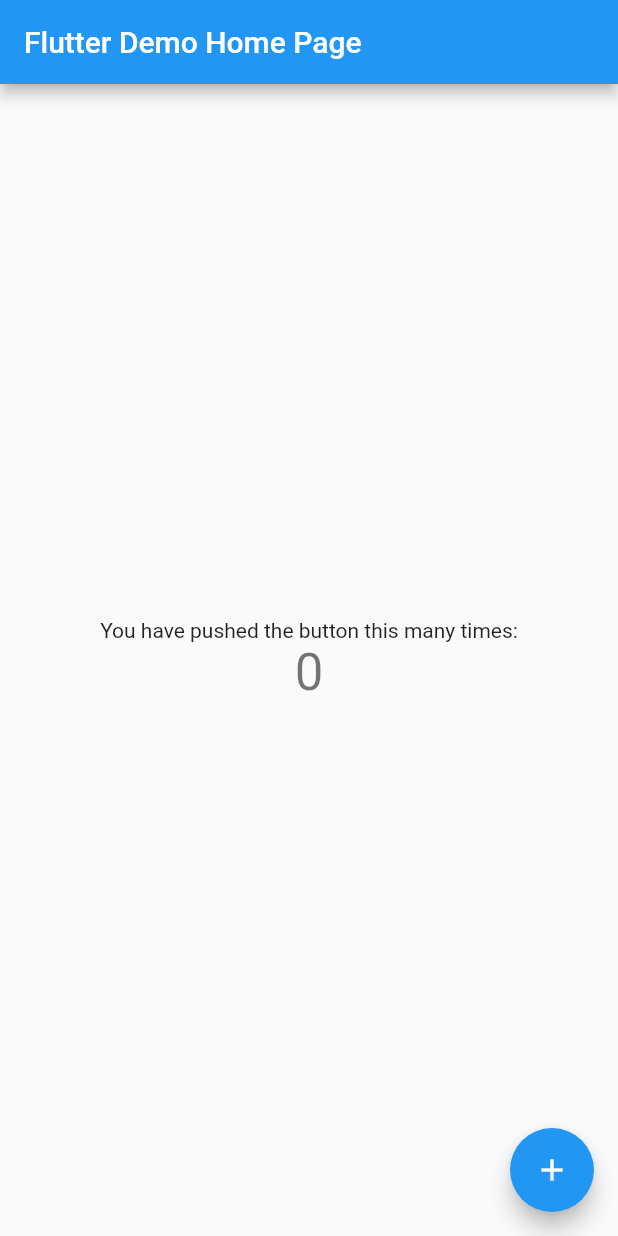
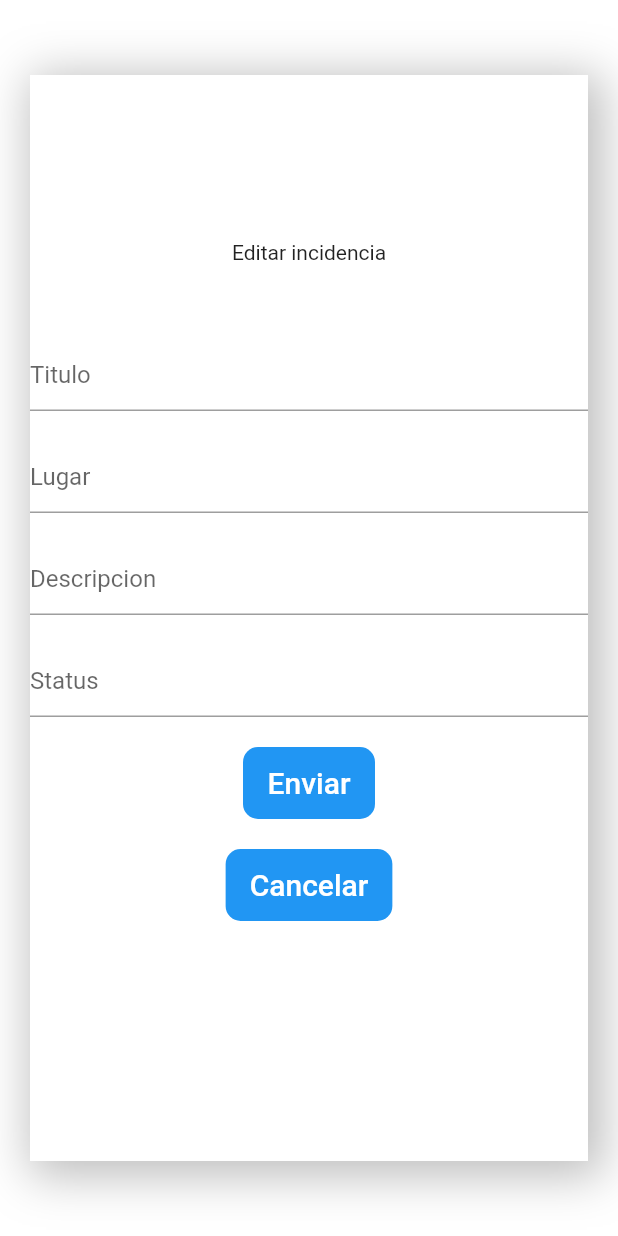
Before and after one commit to JuanJoseTJ29/TallerMovil, a Flutter app: the screen it shows after launch, on a phone screen of 412 x 824 dp. Run offline on Flutter 3.47's test engine with Material 2 defaults, Android fonts, the phone set to English and light mode, and no system bars.

Commit message:
Agregado vista de editar incidencia

```diff
--- /dev/null
+++ b/lib/login.dart
@@ -0,0 +1,117 @@
+import 'package:flutter/material.dart';
+
+class incidence extends StatefulWidget{
+  @override
+  _incidenceState createState() => _incidenceState();
+}
+
+class _incidenceState extends State<incidence>{
+  TextEditingController email = new TextEditingController();
+  TextEditingController pass = new TextEditingController();
+  @override
+  Widget build(BuildContext context) {
+    return Scaffold(
+      backgroundColor: Colors.white,
+      body: Container(
+        decoration: BoxDecoration(
+          boxShadow: [
+            BoxShadow(
+                color: Colors.black26,
+                blurRadius: 25.0,
+                spreadRadius: 5.0,
+                offset: Offset(5.0, 5.0)
+            )
+          ],
+          color: Colors.white,
+        ),
+        margin: EdgeInsets.only(top: 50, left: 20, right: 20, bottom: 50),
+        child: Center(
+          child: Column(
+            mainAxisAlignment: MainAxisAlignment.center,
+            children: [
+              Text('Editar incidencia'),
+              // Image.asset('assets/sanmarcos.png', height: 110),
+              SizedBox(height: 50),
+              CampoText1(),
+              SizedBox(height: 20),
+              CampoText2(),
+              SizedBox(height: 20),
+              CampoText3(),
+              SizedBox(height: 20),
+              CampoText4(),
+              Container(
+                margin: EdgeInsets.only(top: 20),
+                decoration: BoxDecoration(
+                    color: Colors.blue,
+                    borderRadius: BorderRadius.circular(10)
+                ),
+                child: boton()
+              ),
+              Container(
+                  margin: EdgeInsets.only(top: 20),
+                  decoration: BoxDecoration(
+                      color: Colors.blue,
+                      borderRadius: BorderRadius.circular(10)
+                  ),
+                  child: boton2()
+              ),
+              SizedBox(height: 50,),
+              // Text('Crea una cuenta')
+            ],
+          ),
+        ),
+      ),
+    );
+  }
+  Widget CampoText1(){
+    return TextField(
+      controller: email,
+      decoration: InputDecoration(
+          hintText: 'Titulo'
+      ),
+    );
+  }
+  Widget CampoText2(){
+    return TextField(
+      obscureText: true,
+      controller: pass,
+      decoration: InputDecoration(
+          hintText: 'Lugar'
+      ),
+    );
+  }
+  Widget CampoText3(){
+    return TextField(
+      obscureText: true,
+      controller: pass,
+      decoration: InputDecoration(
+          hintText: 'Descripcion'
+      ),
+    );
+  }
+  Widget CampoText4(){
+    return TextField(
+      obscureText: true,
+      controller: pass,
+      decoration: InputDecoration(
+          hintText: 'Status'
+      ),
+    );
+  }
+  Widget boton() {
+    return FlatButton(
+      child: Text('Enviar', style: TextStyle(color: Colors.white, fontSize: 20)),
+      onPressed: (){
+
+      },
+  );
+}
+  Widget boton2() {
+    return FlatButton(
+      child: Text('Cancelar', style: TextStyle(color: Colors.white, fontSize: 20)),
+      onPressed: (){
+
+      },
+    );
+  }
+}
--- a/lib/main.dart
+++ b/lib/main.dart
@@ -1,4 +1,6 @@
 import 'package:flutter/material.dart';
+import 'package:proyectomovil/login.dart';
+
 
 void main() {
   runApp(const MyApp());
@@ -13,103 +15,9 @@
     return MaterialApp(
       title: 'Flutter Demo',
       theme: ThemeData(
-        // This is the theme of your application.
-        //
-        // Try running your application with "flutter run". You'll see the
-        // application has a blue toolbar. Then, without quitting the app, try
-        // changing the primarySwatch below to Colors.green and then invoke
-        // "hot reload" (press "r" in the console where you ran "flutter run",
-        // or simply save your changes to "hot reload" in a Flutter IDE).
-        // Notice that the counter didn't reset back to zero; the application
-        // is not restarted.
         primarySwatch: Colors.blue,
       ),
-      home: const MyHomePage(title: 'Flutter Demo Home Page'),
+      home: incidence()
     );
   }
 }
-
-class MyHomePage extends StatefulWidget {
-  const MyHomePage({Key? key, required this.title}) : super(key: key);
-
-  // This widget is the home page of your application. It is stateful, meaning
-  // that it has a State object (defined below) that contains fields that affect
-  // how it looks.
-
-  // This class is the configuration for the state. It holds the values (in this
-  // case the title) provided by the parent (in this case the App widget) and
-  // used by the build method of the State. Fields in a Widget subclass are
-  // always marked "final".
-
-  final String title;
-
-  @override
-  State<MyHomePage> createState() => _MyHomePageState();
-}
-
-class _MyHomePageState extends State<MyHomePage> {
-  int _counter = 0;
-
-  void _incrementCounter() {
-    setState(() {
-      // This call to setState tells the Flutter framework that something has
-      // changed in this State, which causes it to rerun the build method below
-      // so that the display can reflect the updated values. If we changed
-      // _counter without calling setState(), then the build method would not be
-      // called again, and so nothing would appear to happen.
-      _counter++;
-    });
-  }
-
-  @override
-  Widget build(BuildContext context) {
-    // This method is rerun every time setState is called, for instance as done
-    // by the _incrementCounter method above.
-    //
-    // The Flutter framework has been optimized to make rerunning build methods
-    // fast, so that you can just rebuild anything that needs updating rather
-    // than having to individually change instances of widgets.
-    return Scaffold(
-      appBar: AppBar(
-        // Here we take the value from the MyHomePage object that was created by
-        // the App.build method, and use it to set our appbar title.
-        title: Text(widget.title),
-      ),
-      body: Center(
-        // Center is a layout widget. It takes a single child and positions it
-        // in the middle of the parent.
-        child: Column(
-          // Column is also a layout widget. It takes a list of children and
-          // arranges them vertically. By default, it sizes itself to fit its
-          // children horizontally, and tries to be as tall as its parent.
-          //
-          // Invoke "debug painting" (press "p" in the console, choose the
-          // "Toggle Debug Paint" action from the Flutter Inspector in Android
-          // Studio, or the "Toggle Debug Paint" command in Visual Studio Code)
-          // to see the wireframe for each widget.
-          //
-          // Column has various properties to control how it sizes itself and
-          // how it positions its children. Here we use mainAxisAlignment to
-          // center the children vertically; the main axis here is the vertical
-          // axis because Columns are vertical (the cross axis would be
-          // horizontal).
-          mainAxisAlignment: MainAxisAlignment.center,
-          children: <Widget>[
-            const Text(
-              'You have pushed the button this many times:',
-            ),
-            Text(
-              '$_counter',
-              style: Theme.of(context).textTheme.headline4,
-            ),
-          ],
-        ),
-      ),
-      floatingActionButton: FloatingActionButton(
-        onPressed: _incrementCounter,
-        tooltip: 'Increment',
-        child: const Icon(Icons.add),
-      ), // This trailing comma makes auto-formatting nicer for build methods.
-    );
-  }
-}
```
